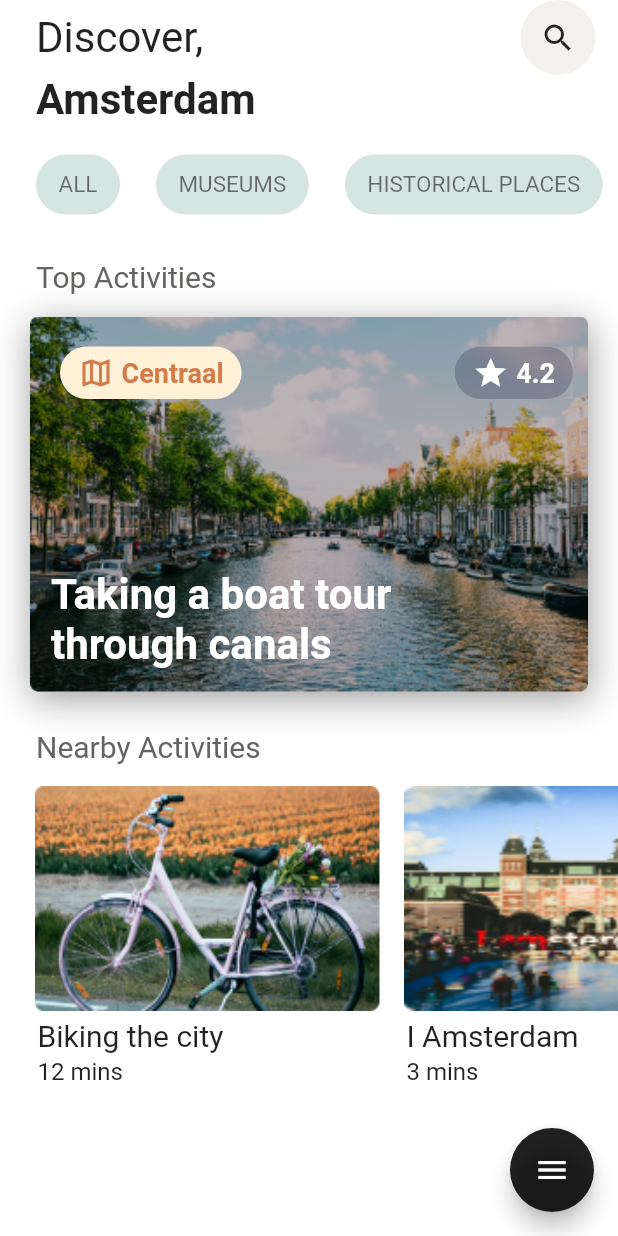
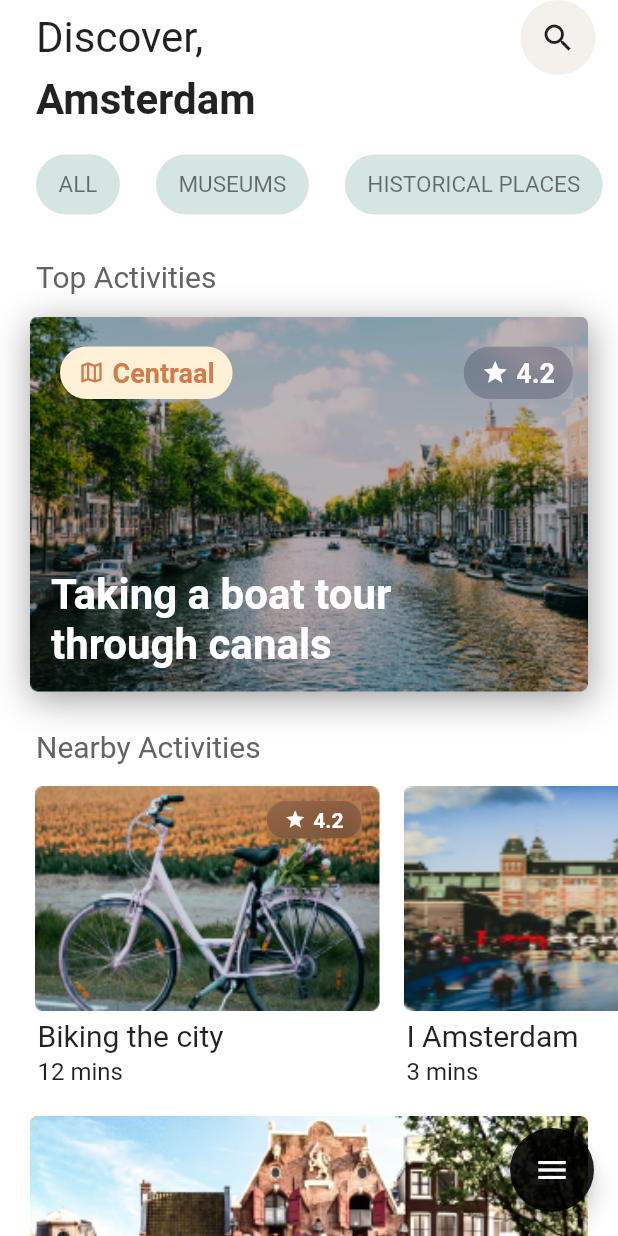
Before and after one commit to allenfencer/Travel-App-UI, a Flutter app: the HomePage screen opened directly, on a phone screen of 412 x 824 dp. Run offline on Flutter 3.47's test engine with Material 2 defaults, Android fonts, the light colour scheme and no system bars.

Commit message:
homepage updated

```diff
--- a/lib/globalWidgets/activity_image.dart
+++ b/lib/globalWidgets/activity_image.dart
@@ -60,7 +60,7 @@ class ActivityImage extends StatelessWidget {
                 child: Tags(
                   tag: '4.2',
                   icons: Icons.star,
-                  color: const Color(0xff00000026).withOpacity(0.2),
+                  color: const Color(0xff000026).withOpacity(0.2),
                   textColor: const Color(0xffffffff),
                 ),
               ),
--- a/lib/globalWidgets/custom_image_list.dart
+++ b/lib/globalWidgets/custom_image_list.dart
@@ -1,5 +1,8 @@
+import 'dart:ui';
+
 import 'package:flutter/material.dart';
 import 'package:vcg_task1/globalWidgets/custom_text.dart';
+import 'package:vcg_task1/globalWidgets/tags.dart';
 
 class CustomImageList extends StatelessWidget {
   const CustomImageList({Key? key}) : super(key: key);
@@ -44,6 +47,7 @@ class CustomImageList extends StatelessWidget {
               crossAxisAlignment: CrossAxisAlignment.start,
               mainAxisAlignment: MainAxisAlignment.start,
               children: [
+                Stack(children: [
                   Container(
                     margin: const EdgeInsets.only(left: 8, right: 8),
                     clipBehavior: Clip.antiAlias,
@@ -54,8 +58,28 @@ class CustomImageList extends StatelessWidget {
                     child: Image.asset(
                       'assets/${activities[index]}',
                       fit: BoxFit.fill,
+                      color: Colors.black.withOpacity(0.1),
+                      colorBlendMode: BlendMode.darken,
                     ),
                   ),
+                  Positioned(
+                      right: 20,
+                      top: 10,
+                      child: ClipRRect(
+                        child: BackdropFilter(
+                          filter: ImageFilter.blur(sigmaX: 10, sigmaY: 5),
+                          // ignore: prefer_const_constructors
+                          child: Tags(
+                            height: 25,
+                            tag: '4.2',
+                            textSize: 14,
+                            icons: Icons.star,
+                            color: const Color(0xff00000026).withOpacity(0.2),
+                            textColor: const Color(0xffffffff),
+                          ),
+                        ),
+                      ))
+                ]),
                 const SizedBox(
                   height: 5,
                 ),
--- a/lib/globalWidgets/tags.dart
+++ b/lib/globalWidgets/tags.dart
@@ -1,12 +1,20 @@
 import 'package:flutter/material.dart';
 
 class Tags extends StatelessWidget {
+  final double? textSize;
+  final double? height;
   final Color? color;
   final String tag;
   final Color? textColor;
   final IconData? icons;
   const Tags(
-      {Key? key, this.color, this.icons, required this.tag, this.textColor})
+      {Key? key,
+      this.color,
+      this.icons,
+      required this.tag,
+      this.textColor,
+      this.height,
+      this.textSize})
       : super(key: key);
 
   @override
@@ -14,7 +22,7 @@ class Tags extends StatelessWidget {
     return Container(
       alignment: Alignment.center,
       padding: const EdgeInsets.symmetric(horizontal: 12, vertical: 5),
-      height: 35,
+      height: height ?? 35,
       decoration:
           BoxDecoration(borderRadius: BorderRadius.circular(74), color: color),
       child: Row(
@@ -23,6 +31,7 @@ class Tags extends StatelessWidget {
           Icon(
             icons,
             color: textColor,
+            size: textSize ?? 18,
           ),
           // ignore: prefer_const_constructors
           SizedBox(
@@ -31,7 +40,9 @@ class Tags extends StatelessWidget {
           Text(
             tag,
             style: TextStyle(
-                color: textColor, fontSize: 18, fontWeight: FontWeight.w600),
+                color: textColor,
+                fontSize: textSize ?? 18,
+                fontWeight: FontWeight.w600),
           ),
         ],
       ),
--- a/lib/screens/homepage.dart
+++ b/lib/screens/homepage.dart
@@ -63,6 +63,19 @@ class HomePage extends StatelessWidget {
                 textColor: Color(0xff666462),
               ),
               CustomImageList(),
+              Container(
+                height: 120,
+                clipBehavior: Clip.antiAlias,
+                decoration: BoxDecoration(
+                    color: Colors.amber,
+                    borderRadius: BorderRadius.circular(5)),
+                width: MediaQuery.of(context).size.width,
+                margin: EdgeInsets.symmetric(horizontal: 20, vertical: 20),
+                child: Image.asset(
+                  'assets/place4.png',
+                  fit: BoxFit.fill,
+                ),
+              )
             ],
           ),
         ),
```
Also changed, not shown: assets/place4.png (added). Lines whose indentation alone changed are shown as unchanged.
